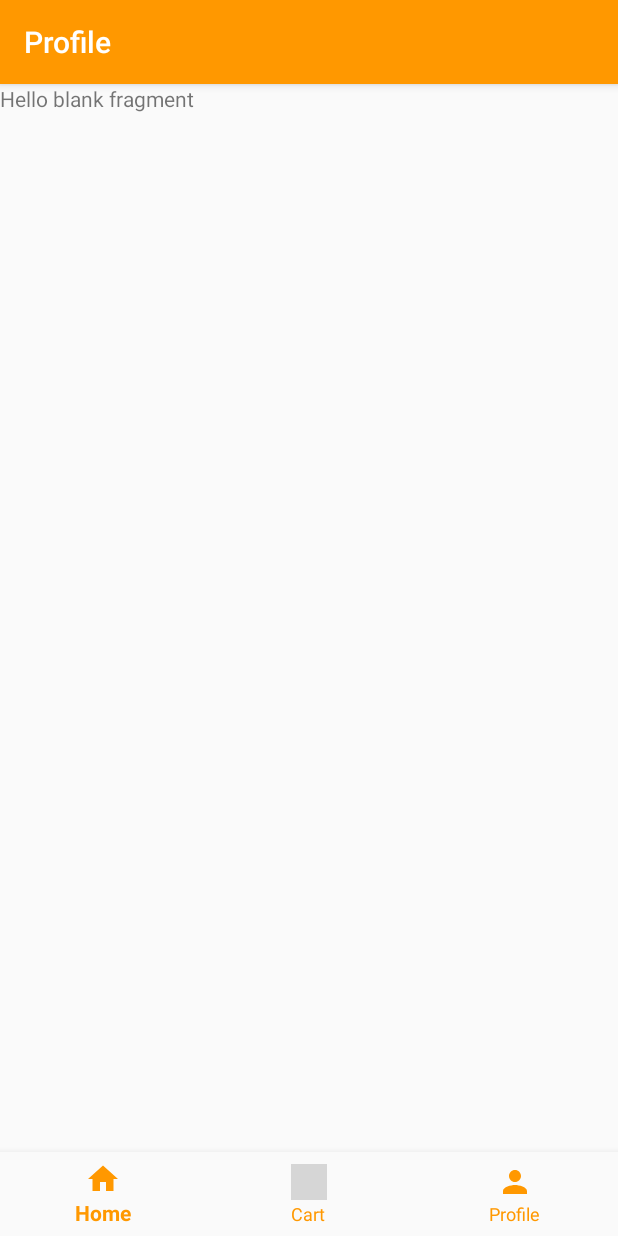
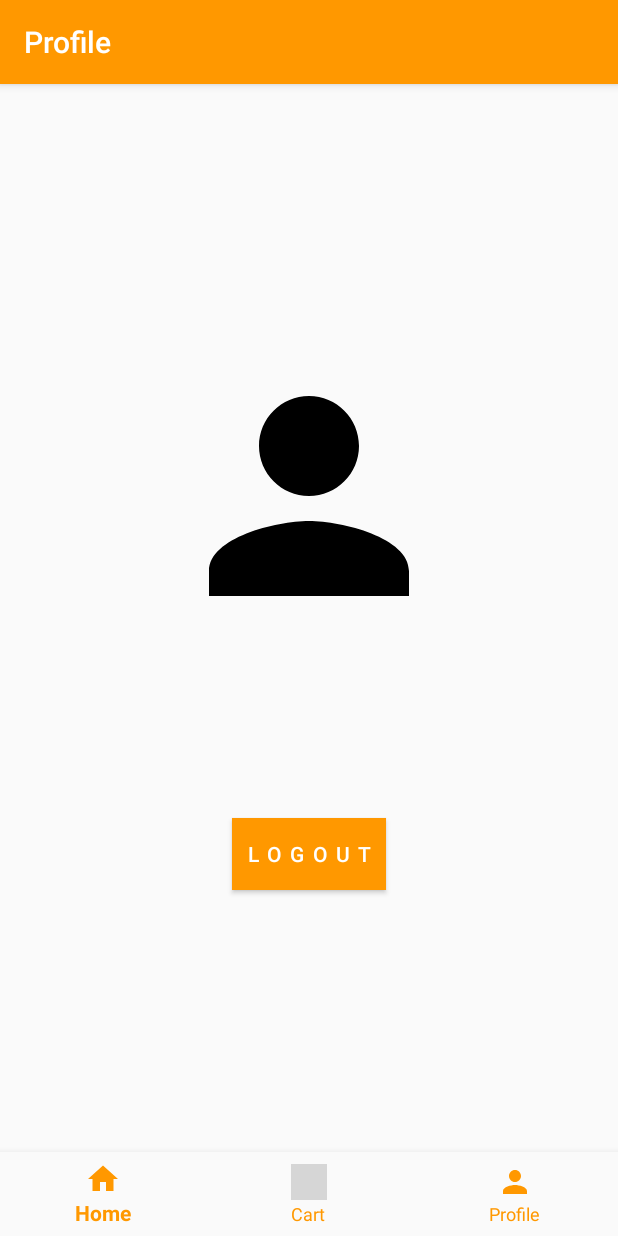
Before and after one commit to shohag1102/CFood, an Android app: the fragment CustomerProfileFragment placed in its activity, on a phone screen of 412 x 824 dp. Run offline under Robolectric (Android 15) with nearby library versions, the phone set to English and light mode, and no system bars; our stand-ins replace Firebase (no records; nobody signed in at launch, a user with empty details on screens opened directly); Roboto replaces fonts that are not available here; grey boxes are pictures that could not be loaded.

```diff
--- a/app/src/main/java/com/saikat1102/cfood/customer_foodPanel/CustomerCartFragmnet.java
+++ b/app/src/main/java/com/saikat1102/cfood/customer_foodPanel/CustomerCartFragmnet.java
@@ -3,6 +3,7 @@ package com.saikat1102.cfood.customer_foodPanel;
 import android.annotation.SuppressLint;
 import android.app.AlertDialog;
 import android.content.DialogInterface;
+import android.content.Intent;
 import android.database.Cursor;
 import android.os.Bundle;
 import android.util.Log;
@@ -18,6 +19,7 @@ import android.widget.Toast;
 import androidx.annotation.NonNull;
 import androidx.annotation.Nullable;
 import androidx.fragment.app.Fragment;
+import androidx.fragment.app.FragmentTransaction;
 import androidx.recyclerview.widget.LinearLayoutManager;
 import androidx.recyclerview.widget.RecyclerView;
 import androidx.swiperefreshlayout.widget.SwipeRefreshLayout;
@@ -105,9 +107,7 @@ public class CustomerCartFragmnet extends Fragment {
                 builder.setView(address);
                 builder.setIcon(R.drawable.shopping_cart_24);
 
-                builder.setPositiveButton("Yes", new DialogInterface.OnClickListener() {
-                    @Override
-                    public void onClick(DialogInterface dialogInterface, int i) {
+                builder.setPositiveButton("Yes", (dialogInterface, i) -> {
                     //Toast.makeText(getContext(), ""+total_price, Toast.LENGTH_SHORT).show();
                     //here firebase will work
                     Fauth = FirebaseAuth.getInstance();
@@ -127,10 +127,11 @@ public class CustomerCartFragmnet extends Fragment {
                                 public void onSuccess(Void unused) {
                                     Toast.makeText(getContext(), "Food Uploaded Successfully", Toast.LENGTH_SHORT).show();
                                     databaseHelper.empty_cart();
+
+                                    Log.e("listtttttt", cartList.get(0).getTitle().toString());
+                                    cartAdapter.notifyDataSetChanged();
                                 }
                             });
-
-                    }
                 }).setNegativeButton("No", new DialogInterface.OnClickListener() {
                     @Override
                     public void onClick(DialogInterface dialogInterface, int i) {
@@ -141,9 +142,6 @@ public class CustomerCartFragmnet extends Fragment {
             }
         });
 
-
-
-
         return v;
     }
 
--- a/app/src/main/java/com/saikat1102/cfood/customer_foodPanel/CustomerProfileFragment.java
+++ b/app/src/main/java/com/saikat1102/cfood/customer_foodPanel/CustomerProfileFragment.java
@@ -1,24 +1,60 @@
 package com.saikat1102.cfood.customer_foodPanel;
 
+import android.content.Intent;
 import android.os.Bundle;
+import android.util.Log;
 import android.view.LayoutInflater;
 import android.view.View;
 import android.view.ViewGroup;
+import android.widget.Button;
+import android.widget.TextView;
 
 import androidx.annotation.NonNull;
 import androidx.annotation.Nullable;
 import androidx.fragment.app.Fragment;
 
+import com.google.firebase.auth.FirebaseAuth;
+import com.google.firebase.database.DataSnapshot;
+import com.google.firebase.database.DatabaseError;
+import com.google.firebase.database.DatabaseReference;
+import com.google.firebase.database.FirebaseDatabase;
+import com.google.firebase.database.ValueEventListener;
+import com.saikat1102.cfood.MainMenu;
 import com.saikat1102.cfood.R;
 
 
 public class CustomerProfileFragment extends Fragment {
-
+    TextView name, phone;
+    Button logout;
+    FirebaseAuth mAuth = FirebaseAuth.getInstance();
+    String phoneNumber = mAuth.getCurrentUser().getPhoneNumber();
+    String email = mAuth.getCurrentUser().getEmail();
     @Nullable
     @Override
     public View onCreateView(@NonNull LayoutInflater inflater, @Nullable ViewGroup container, @Nullable Bundle savedInstanceState) {
         View v = inflater.inflate(R.layout.fragment_customer_profile, null);
         getActivity().setTitle("Profile");
+
+        commence(v);
+        logout.setOnClickListener(new View.OnClickListener() {
+            @Override
+            public void onClick(View view) {
+                mAuth.signOut();
+                Intent intent = new Intent(getContext(), MainMenu.class);
+                startActivity(intent);
+            }
+        });
+
+        phone.setText(phoneNumber);
+        name.setText(email);
         return v;
     }
+
+    private void commence(View v) {
+        name = v.findViewById(R.id.name);
+        phone = v.findViewById(R.id.phone);
+        logout = v.findViewById(R.id.logout);
+    }
+
+
 }
--- a/app/src/main/java/com/saikat1102/cfood/customer_foodPanel/SingleFoodDetails.java
+++ b/app/src/main/java/com/saikat1102/cfood/customer_foodPanel/SingleFoodDetails.java
@@ -40,7 +40,7 @@ public class SingleFoodDetails extends AppCompatActivity {
 
         food_item_counter.setOnClickListener((ElegantNumberButton.OnClickListener) view -> {
              num = Integer.parseInt(food_item_counter.getNumber());
-            Toast.makeText(SingleFoodDetails.this, "count " + num, Toast.LENGTH_SHORT).show();
+//           Toast.makeText(SingleFoodDetails.this, "count " + num, Toast.LENGTH_SHORT).show();
         });
 
         cartImage.setOnClickListener(view -> {
@@ -51,7 +51,7 @@ public class SingleFoodDetails extends AppCompatActivity {
 //            Toast.makeText(this, "aaaaa" +title +" " + price + " " + uid + " " + num, Toast.LENGTH_SHORT).show();
 
             long id  = databaseHelper.insert_data(title, price, num, uid);
-            Toast.makeText(this, "Inserted at " + id , Toast.LENGTH_LONG).show();
+            Toast.makeText(this, "Added to cart", Toast.LENGTH_LONG).show();
         });
 
     }
--- a/app/src/main/res/layout/fragment_customer_profile.xml
+++ b/app/src/main/res/layout/fragment_customer_profile.xml
@@ -1,14 +1,53 @@
 <?xml version="1.0" encoding="utf-8"?>
-<FrameLayout xmlns:android="http://schemas.android.com/apk/res/android"
+<LinearLayout xmlns:android="http://schemas.android.com/apk/res/android"
+    xmlns:app="http://schemas.android.com/apk/res-auto"
     xmlns:tools="http://schemas.android.com/tools"
     android:layout_width="match_parent"
     android:layout_height="match_parent"
+    android:orientation="vertical"
+    android:gravity="center"
     tools:context=".customer_foodPanel.CustomerProfileFragment">
 
-    <!-- TODO: Update blank fragment layout -->
+
+    <ImageView
+        android:layout_width="200dp"
+        android:layout_height="200dp"
+        android:src="@drawable/ic_baseline_person_24"
+        android:id="@+id/profile_pic"
+        />
+
     <TextView
-        android:layout_width="match_parent"
-        android:layout_height="match_parent"
-        android:text="@string/hello_blank_fragment" />
+        android:layout_width="wrap_content"
+        android:layout_height="wrap_content"
+        android:text="Saikat Hossain Hossain"
+        android:id="@+id/name"
+        android:textColor="#000"
+        android:textSize="20sp"
+        android:layout_marginTop="20dp"
+        />
 
-</FrameLayout>
+    <TextView
+        android:layout_width="wrap_content"
+        android:layout_height="wrap_content"
+        android:text="01785371470"
+        android:id="@+id/phone"
+        android:textColor="#000"
+        android:textSize="20sp"
+        android:layout_marginTop="20dp"
+
+        />
+
+    <Button
+        android:layout_width="wrap_content"
+        android:layout_height="wrap_content"
+        android:text="Logout"
+        android:background="#FF9800"
+        android:id="@+id/logout"
+        android:letterSpacing=".4"
+        android:padding="10dp"
+        android:textColor="@color/white"
+        android:layout_marginTop="20dp"
+        />
+
+
+</LinearLayout>
```
Lines whose indentation alone changed are shown as unchanged.
